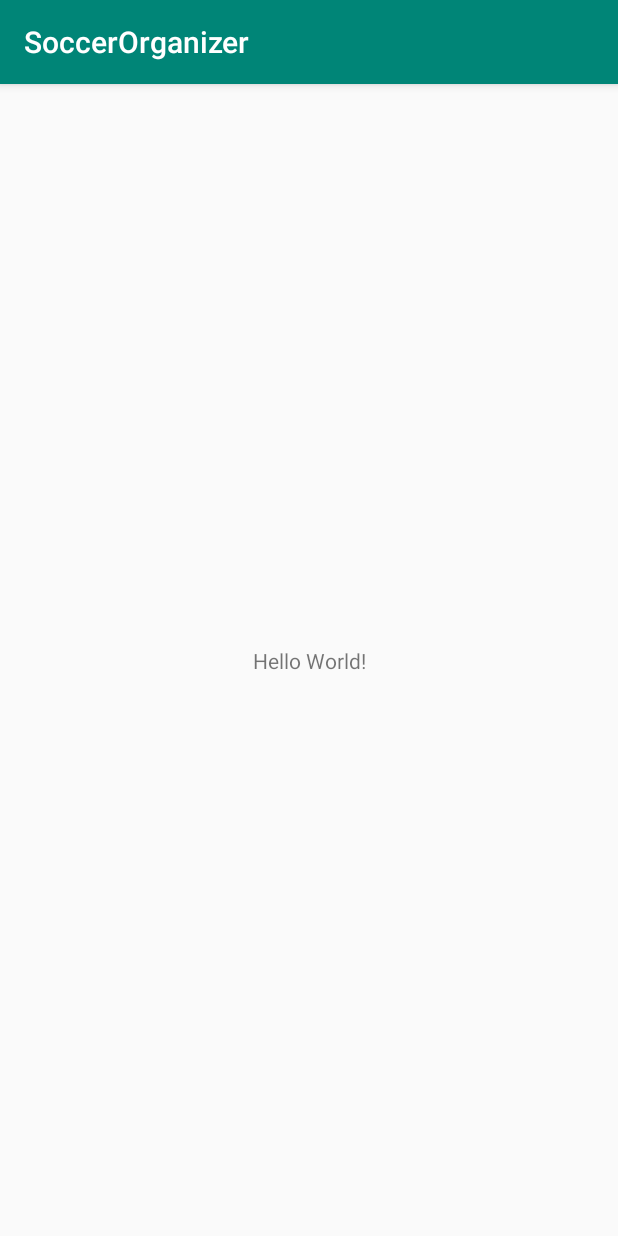
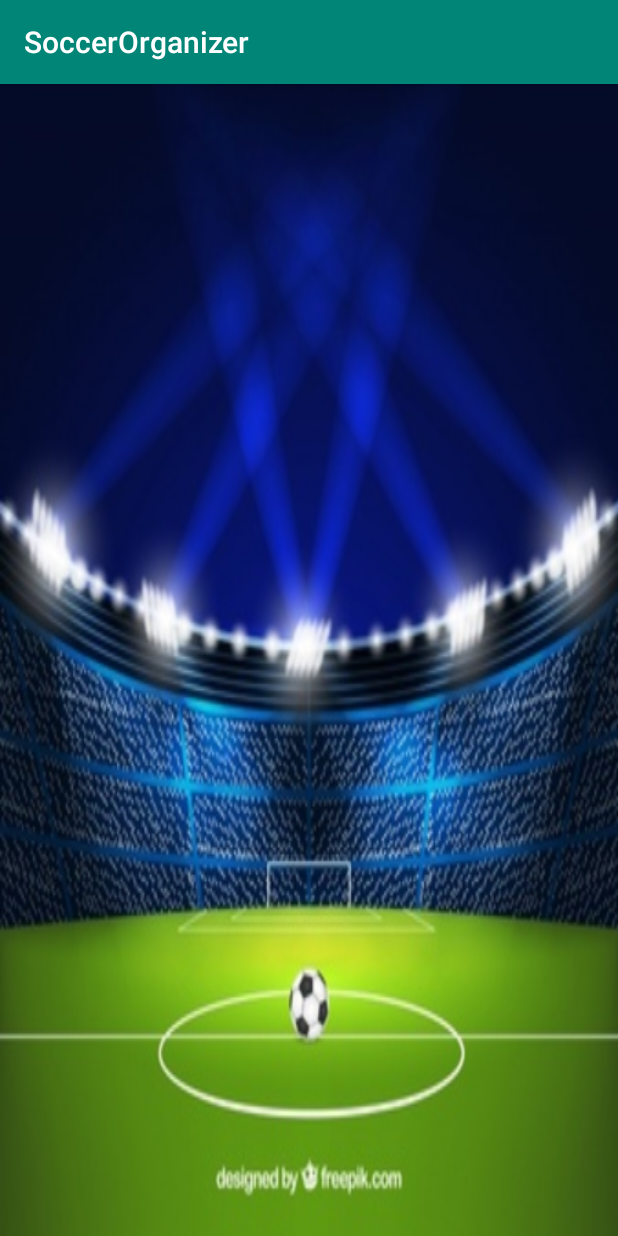
Before and after one commit to MoisesDM/SoccerOrganizer, an Android app: the screen it shows after launch (MainActivity), on a phone screen of 412 x 824 dp. Run offline under Robolectric (Android 15) with nearby library versions, the phone set to English and light mode, and no system bars.

Commit message:
imagen de fondo

```diff
--- a/app/src/main/res/layout/activity_main.xml
+++ b/app/src/main/res/layout/activity_main.xml
@@ -4,15 +4,7 @@
     xmlns:tools="http://schemas.android.com/tools"
     android:layout_width="match_parent"
     android:layout_height="match_parent"
+    android:background="@drawable/fondo"
     tools:context=".MainActivity">
 
-    <TextView
-        android:layout_width="wrap_content"
-        android:layout_height="wrap_content"
-        android:text="Hello World!"
-        app:layout_constraintBottom_toBottomOf="parent"
-        app:layout_constraintLeft_toLeftOf="parent"
-        app:layout_constraintRight_toRightOf="parent"
-        app:layout_constraintTop_toTopOf="parent" />
-
 </android.support.constraint.ConstraintLayout>
```
Also changed, not shown: app/src/main/res/drawable/fondo.jpg (added).
